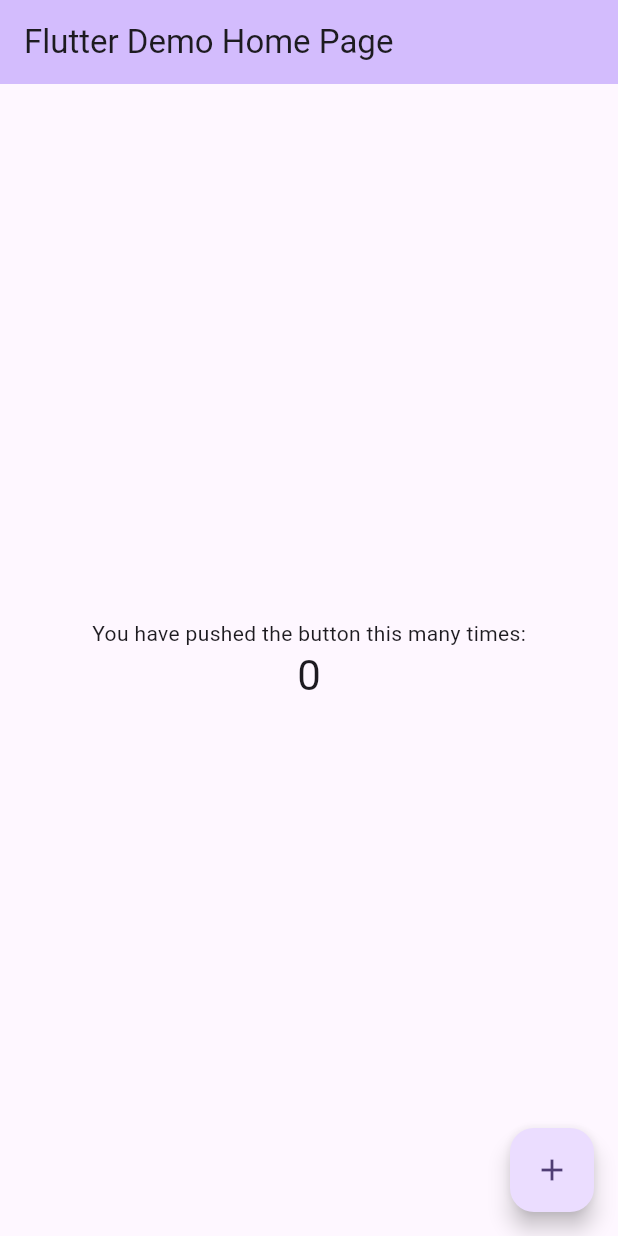
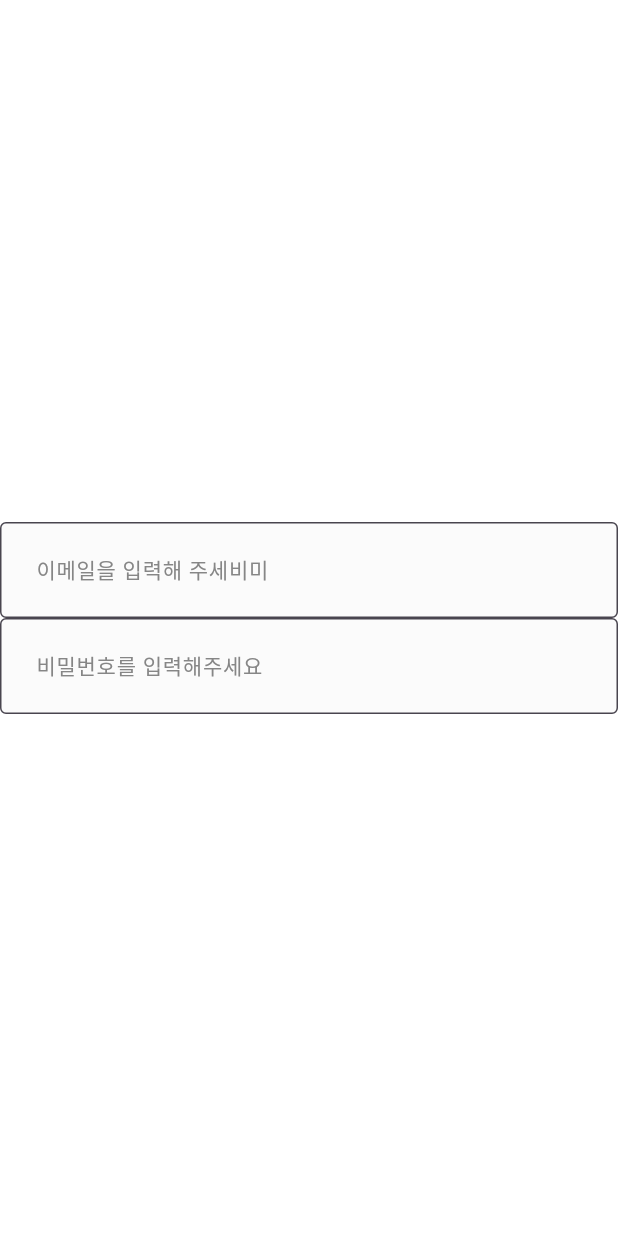
Before and after one commit to tearcode0302/food_delivery, a Flutter app: the screen it shows after launch, on a phone screen of 412 x 824 dp. Run offline on Flutter 3.47's test engine with Material 3 defaults, Android fonts, the phone set to English and light mode, and no system bars.

Commit message:
feat: CustomTextField design

```diff
--- /dev/null
+++ b/lib/common/component/custom_text_form_field.dart
@@ -0,0 +1,56 @@
+import 'package:flutter/material.dart';
+import 'package:food_delivery/common/const/colors.dart';
+
+class CustomTextFormField extends StatelessWidget {
+  final String? hintText;
+  final String? errorText;
+  final bool obscureText;
+  final bool autofocus;
+  final ValueChanged<String>? onChanged;
+
+  const CustomTextFormField({
+    required this.onChanged,
+    this.autofocus = false,
+    this.obscureText = false,
+    this.hintText,
+    this.errorText,
+    super.key,
+  });
+
+  @override
+  Widget build(BuildContext context) {
+    final baseBorder = OutlineInputBorder(
+      borderSide: BorderSide(
+        color: INPUT_BORDER_COLOR,
+        width: 1.0,
+      )
+    );
+
+    return TextFormField(
+      cursorColor: PRIMARY_COLOR,
+      obscureText: obscureText,
+      autofocus: autofocus,
+      onChanged: onChanged,
+      decoration: InputDecoration(
+        contentPadding: EdgeInsets.all(20),
+        hintText: hintText,
+        errorText: errorText,
+        hintStyle: TextStyle(
+          color: BODY_TEXT_COLOR,
+          fontSize: 14.0,
+        ),
+        fillColor: INPUT_BG_COLOR,
+        // false - 배경색 없음
+        // true - 배경색 있음
+        filled: true,
+        // 모든 Input 상태의 기본 세팅
+        border: baseBorder,
+        focusedBorder: baseBorder.copyWith(
+          borderSide: baseBorder.borderSide.copyWith(
+            color: PRIMARY_COLOR,
+          ),
+        ),
+      ),
+    );
+  }
+}
--- a/lib/main.dart
+++ b/lib/main.dart
@@ -1,125 +1,35 @@
 import 'package:flutter/material.dart';
+import 'package:food_delivery/common/component/custom_text_form_field.dart';
 
 void main() {
-  runApp(const MyApp());
+  runApp(
+    _App(),
+  );
 }
 
-class MyApp extends StatelessWidget {
-  const MyApp({super.key});
+class _App extends StatelessWidget {
 
-  // This widget is the root of your application.
   @override
   Widget build(BuildContext context) {
     return MaterialApp(
-      title: 'Flutter Demo',
-      theme: ThemeData(
-        // This is the theme of your application.
-        //
-        // TRY THIS: Try running your application with "flutter run". You'll see
-        // the application has a purple toolbar. Then, without quitting the app,
-        // try changing the seedColor in the colorScheme below to Colors.green
-        // and then invoke "hot reload" (save your changes or press the "hot
-        // reload" button in a Flutter-supported IDE, or press "r" if you used
-        // the command line to start the app).
-        //
-        // Notice that the counter didn't reset back to zero; the application
-        // state is not lost during the reload. To reset the state, use hot
-        // restart instead.
-        //
-        // This works for code too, not just values: Most code changes can be
-        // tested with just a hot reload.
-        colorScheme: ColorScheme.fromSeed(seedColor: Colors.deepPurple),
-        useMaterial3: true,
+      debugShowCheckedModeBanner: false,
+      home: Scaffold(
+        backgroundColor: Colors.white,
+        body: Column(
+          mainAxisAlignment: MainAxisAlignment.center,
+          children: [
+            CustomTextFormField(
+              hintText: '이메일을 입력해 주세비미',
+              onChanged: (String value) {},
+            ),
+            CustomTextFormField(
+              hintText: '비밀번호를 입력해주세요',
+              onChanged: (String value) {},
+              obscureText: true,
+            )
+          ],
+        )
       ),
-      home: const MyHomePage(title: 'Flutter Demo Home Page'),
     );
   }
 }
-
-class MyHomePage extends StatefulWidget {
-  const MyHomePage({super.key, required this.title});
-
-  // This widget is the home page of your application. It is stateful, meaning
-  // that it has a State object (defined below) that contains fields that affect
-  // how it looks.
-
-  // This class is the configuration for the state. It holds the values (in this
-  // case the title) provided by the parent (in this case the App widget) and
-  // used by the build method of the State. Fields in a Widget subclass are
-  // always marked "final".
-
-  final String title;
-
-  @override
-  State<MyHomePage> createState() => _MyHomePageState();
-}
-
-class _MyHomePageState extends State<MyHomePage> {
-  int _counter = 0;
-
-  void _incrementCounter() {
-    setState(() {
-      // This call to setState tells the Flutter framework that something has
-      // changed in this State, which causes it to rerun the build method below
-      // so that the display can reflect the updated values. If we changed
-      // _counter without calling setState(), then the build method would not be
-      // called again, and so nothing would appear to happen.
-      _counter++;
-    });
-  }
-
-  @override
-  Widget build(BuildContext context) {
-    // This method is rerun every time setState is called, for instance as done
-    // by the _incrementCounter method above.
-    //
-    // The Flutter framework has been optimized to make rerunning build methods
-    // fast, so that you can just rebuild anything that needs updating rather
-    // than having to individually change instances of widgets.
-    return Scaffold(
-      appBar: AppBar(
-        // TRY THIS: Try changing the color here to a specific color (to
-        // Colors.amber, perhaps?) and trigger a hot reload to see the AppBar
-        // change color while the other colors stay the same.
-        backgroundColor: Theme.of(context).colorScheme.inversePrimary,
-        // Here we take the value from the MyHomePage object that was created by
-        // the App.build method, and use it to set our appbar title.
-        title: Text(widget.title),
-      ),
-      body: Center(
-        // Center is a layout widget. It takes a single child and positions it
-        // in the middle of the parent.
-        child: Column(
-          // Column is also a layout widget. It takes a list of children and
-          // arranges them vertically. By default, it sizes itself to fit its
-          // children horizontally, and tries to be as tall as its parent.
-          //
-          // Column has various properties to control how it sizes itself and
-          // how it positions its children. Here we use mainAxisAlignment to
-          // center the children vertically; the main axis here is the vertical
-          // axis because Columns are vertical (the cross axis would be
-          // horizontal).
-          //
-          // TRY THIS: Invoke "debug painting" (choose the "Toggle Debug Paint"
-          // action in the IDE, or press "p" in the console), to see the
-          // wireframe for each widget.
-          mainAxisAlignment: MainAxisAlignment.center,
-          children: <Widget>[
-            const Text(
-              'You have pushed the button this many times:',
-            ),
-            Text(
-              '$_counter',
-              style: Theme.of(context).textTheme.headlineMedium,
-            ),
-          ],
-        ),
-      ),
-      floatingActionButton: FloatingActionButton(
-        onPressed: _incrementCounter,
-        tooltip: 'Increment',
-        child: const Icon(Icons.add),
-      ), // This trailing comma makes auto-formatting nicer for build methods.
-    );
-  }
-}
```
Also changed, not shown: 1 other file.
